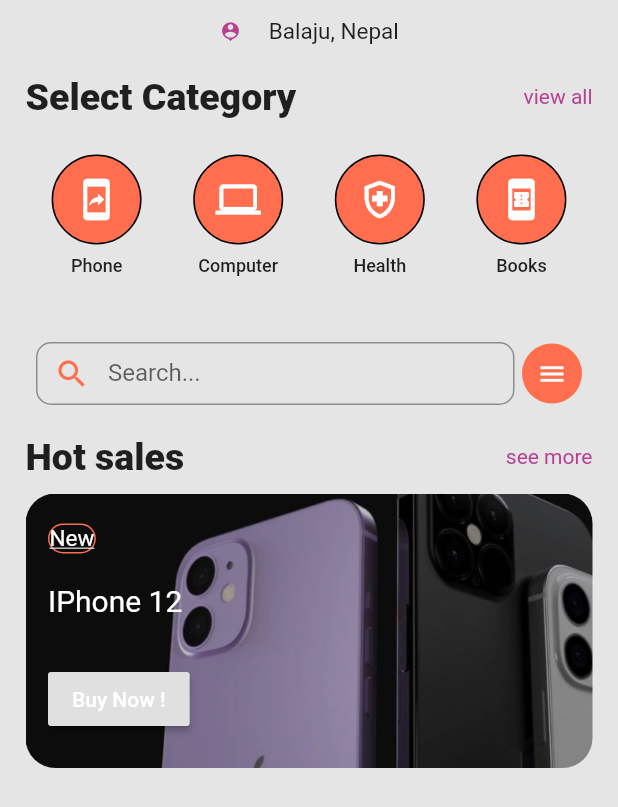
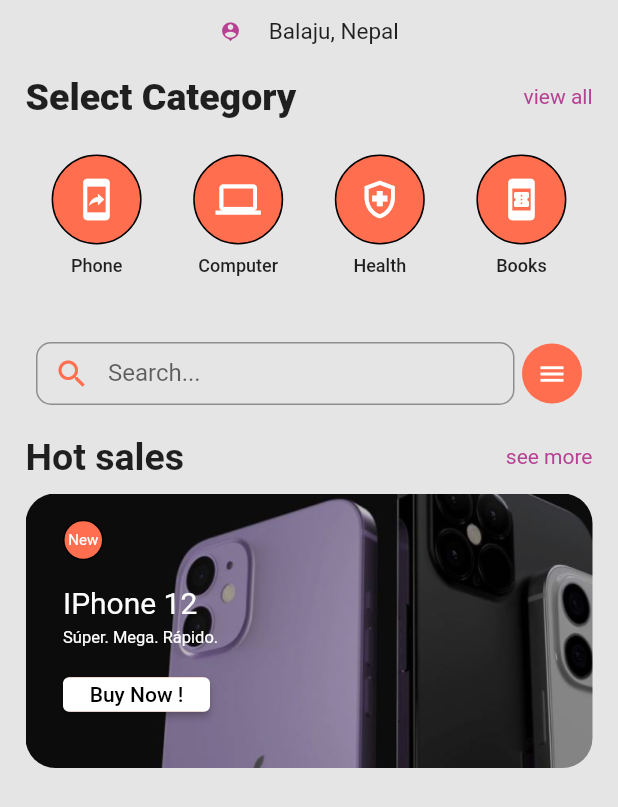
Before and after one commit to RUPAAK/ecommerce_design, a Flutter app: the screen it shows after launch, on a phone screen of 412 x 824 dp. Shown: the top 807 px of the screen. Run offline on Flutter 3.47's test engine with Material 2 defaults, Android fonts, the phone set to English and light mode, and no system bars.

Commit message:
hot saled part done

```diff
--- a/lib/pages/home.dart
+++ b/lib/pages/home.dart
@@ -220,7 +220,7 @@
               children: [
                 Text(
                   'Hot sales',
-                  style: TextStyle(fontWeight: FontWeight.w800, fontSize: 25),
+                  style: TextStyle(fontWeight: FontWeight.w700, fontSize: 25),
                 ),
                 Text(
                   'see more',
@@ -232,9 +232,12 @@
           SizedBox(
             height: 10,
           ),
-          Container(
-            padding: EdgeInsets.symmetric(horizontal: 15.0, vertical: 20.0),
-            width: 378,
+          Padding(
+            padding: const EdgeInsets.symmetric(horizontal: 17.0),
+            child: FractionallySizedBox(
+              widthFactor: 1,
+              child: Container(
+                padding: EdgeInsets.symmetric(horizontal: 25.0, vertical: 15.0),
                 height: 183,
                 decoration: BoxDecoration(
                   borderRadius: BorderRadius.circular(20),
@@ -247,52 +250,63 @@
                 ),
                 child: Column(
                   crossAxisAlignment: CrossAxisAlignment.start,
+                  mainAxisAlignment: MainAxisAlignment.center,
                   children: [
                     Container(
+                      height: 27,
+                      width: 27,
+                      margin: EdgeInsets.only(bottom: 17),
+                      alignment: Alignment.center,
+                      // margin: EdgeInsets.fromLTRB(5, 0, 5, 0),
                       decoration: BoxDecoration(
-                    border: Border.all(
                           color: Color(0xFFFF6E4E),
-                    ),
-                    borderRadius: BorderRadius.all(
-                      Radius.circular(40),
-                    ),
-                  ),
+                          borderRadius: BorderRadius.circular(100),
+                          border: Border.all(width: 1, color: Colors.black)),
                       child: Text(
                         'New',
                         style: TextStyle(
-                        fontSize: 15,
-                        color: Colors.white,
-                        decoration: TextDecoration.underline),
+                          fontSize: 10,
+                          color: Color(0xFFFFFFFF),
                         ),
                       ),
-                SizedBox(
-                  height: 20,
                     ),
-                Container(
-                  child: Text(
+                    Text(
                       'IPhone 12',
                       style: TextStyle(
                         fontSize: 20,
                         color: Colors.white,
                       ),
                     ),
+                    SizedBox(
+                      height: 5,
                     ),
-                SizedBox(
-                  height: 20,
+                    Text(
+                      'Súper. Mega. Rápido.',
+                      style: TextStyle(
+                        fontSize: 11,
+                        color: Colors.white,
                       ),
-                SizedBox(
-                  height: 10,
                     ),
                     Column(
                       crossAxisAlignment: CrossAxisAlignment.start,
                       children: [
                         Container(
-                      child: RaisedButton(
+                          margin: EdgeInsets.symmetric(vertical: 20),
+                          width: 98,
+                          height: 23,
+                          decoration: BoxDecoration(
+                            color: Color(0xFFFF6E4E),
+                            borderRadius: BorderRadius.circular(5),
+                          ),
+                          child: ElevatedButton(
                               onPressed: () {},
+                              style: ElevatedButton.styleFrom(
+                                primary: Colors.white,
+                              ),
                               child: Text(
                                 'Buy Now !',
                                 style: TextStyle(
-                              color: Colors.white,
+                                  color: Colors.black,
                                 ),
                               )),
                         ),
@@ -300,6 +314,8 @@
                     ),
                   ],
                 ),
+              ),
+            ),
           )
         ]),
       ),
```
Lines whose indentation alone changed are shown as unchanged.
